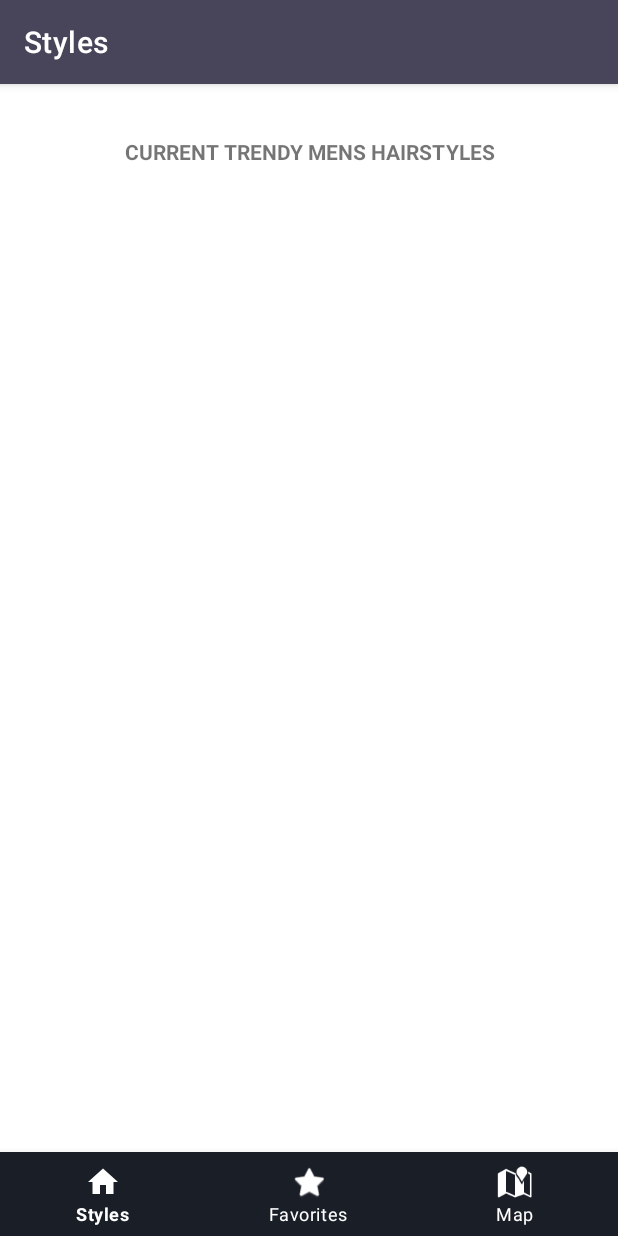
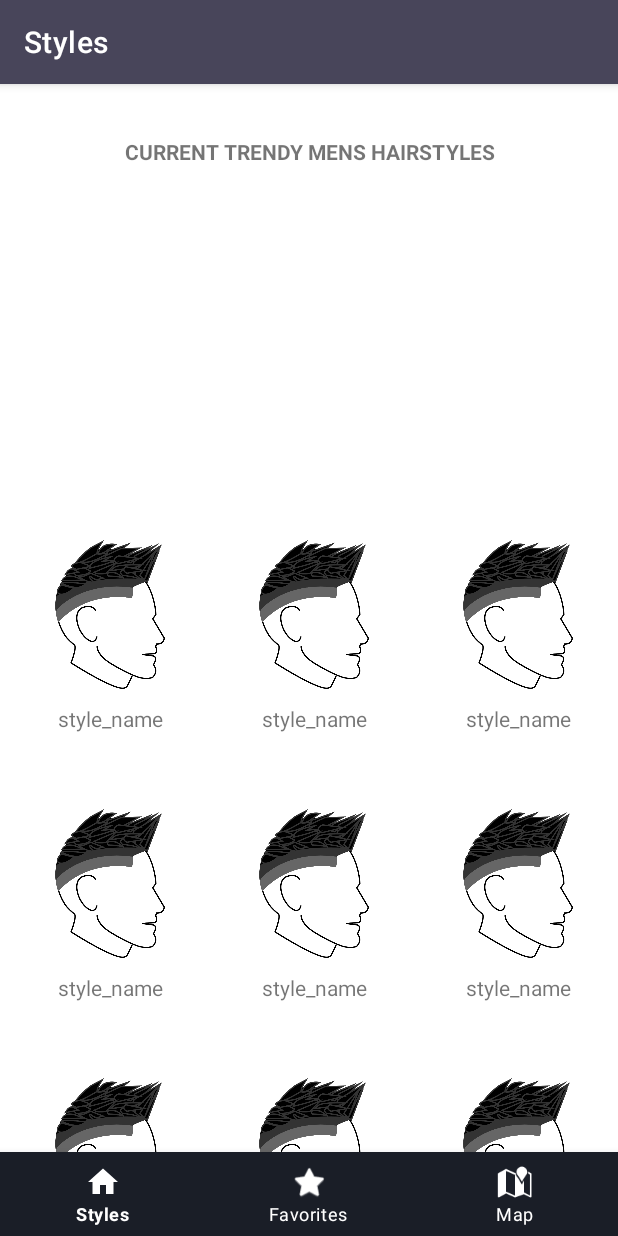
Before and after one commit to tyleraguirre/hair-style-app, an Android app: the screen it shows after launch (MainActivity), on a phone screen of 412 x 824 dp. Run offline under Robolectric (Android 15) with nearby library versions, the light colour scheme and no system bars; our stand-ins replace Firebase (no records; nobody signed in at launch, a user with empty details on screens opened directly), Room's generated code, data binding, navigation-ui; 2 statements that could not run were skipped.

Commit message:
have the style names showing in the recyclerview

```diff
--- a/app/src/main/java/com/example/haircutapp/MainActivity.kt
+++ b/app/src/main/java/com/example/haircutapp/MainActivity.kt
@@ -1,41 +1,24 @@
 package com.example.haircutapp
 
 import android.os.Bundle
-import android.util.Log
 import androidx.appcompat.app.AppCompatActivity
-import androidx.lifecycle.lifecycleScope
 import androidx.navigation.findNavController
 import androidx.navigation.ui.AppBarConfiguration
 import androidx.navigation.ui.setupActionBarWithNavController
 import androidx.navigation.ui.setupWithNavController
 import com.example.haircutapp.databinding.ActivityMainBinding
-import com.example.haircutapp.gson.RetroFitInstance
-import com.example.haircutapp.hairstylesdatabase.Hairstyle
-import com.example.haircutapp.hairstylesdatabase.HairstyleDao
 import com.example.haircutapp.hairstylesdatabase.HairstyleDatabase
 import com.google.android.material.bottomnavigation.BottomNavigationView
-import com.google.firebase.database.DatabaseReference
-import com.google.firebase.database.FirebaseDatabase
-import com.google.firebase.database.GenericTypeIndicator
-import com.google.firebase.database.ktx.getValue
-import kotlinx.coroutines.launch
 
 
 class MainActivity : AppCompatActivity() {
-
-    private lateinit var database: DatabaseReference
-
-    companion object {
-        const val TAG = "MainActivity"
-    }
-
 
     private lateinit var binding: ActivityMainBinding
 
     override fun onCreate(savedInstanceState: Bundle?) {
         super.onCreate(savedInstanceState)
 
-        getDatabase()
+//        forceDatabaseInit()
 
         binding = ActivityMainBinding.inflate(layoutInflater)
         setContentView(binding.root)
@@ -55,40 +38,12 @@
         setupActionBarWithNavController(navController, appBarConfiguration)
         navView.setupWithNavController(navController)
 
-        readData()
-        fetchDataAndStore()
 
-    }
-    fun fetchDataAndStore() {
-        val styleList = listOf("broflow","buzzcut","caesarcut","combover","crewcut","fade","fauxhawk","fringe","manbun","pompadour",
-        "quiff","topknot","undercut")
-
-        database = FirebaseDatabase.getInstance("https://hairstyle-api-e5fc7-default-rtdb.firebaseio.com/").getReference("hairstyles")
-
-        var hairstylesList = mutableListOf<Hairstyle>()
-
-        for (style in styleList) {
-            database.child("$style").get().addOnSuccessListener { data ->
-                var keys = data.key
-                data.value
-                data.toString()
-                keys.toString()
-                Log.i("TEST","$data")
-               val myObject = data.getValue(Hairstyle::class.java)
-                Log.i("$TAG", "this is the $myObject")
-            }
-        }
-        forceDatabaseInit()
+//        readData()
+//        fetchDataAndStore()
     }
 
-
     fun forceDatabaseInit() {
-        val db = HairstyleDatabase.getInstance(this)
-
-        val data = readData()
-
-        lifecycleScope.launch {
-            db.HairstyleDao.insert(data)
-        }
-        }
+        val db = HairstyleDatabase
     }
+}
--- a/app/src/main/java/com/example/haircutapp/ui/styles/StylesAdapter.kt
+++ b/app/src/main/java/com/example/haircutapp/ui/styles/StylesAdapter.kt
@@ -35,14 +35,14 @@
             var item = getItem(position)
 
             binding.mainLayout.setOnClickListener {
-                viewModel.setHairstyle(item)
+//                viewModel.setHairstyle(item)
             }
 
             var styleName = binding.styleName
             var styleImage = binding.styleImage
 
             styleName.text = item.styleName
-//            styleImage.setImageResource(item.styleImage)
+//            styleImage.setImageResource(item.styleImage!!)
 
 
         }
--- a/app/src/main/java/com/example/haircutapp/ui/styles/StylesFragment.kt
+++ b/app/src/main/java/com/example/haircutapp/ui/styles/StylesFragment.kt
@@ -36,6 +36,10 @@
         val viewModelFactory = StylesViewModelFactory(dataSource, application)
         viewModel = ViewModelProvider(this, viewModelFactory).get(StylesViewModel::class.java)
 
+        val manager = GridLayoutManager(activity, 3)
+
+        val adapter = StylesAdapter(viewModel)
+
 
         viewModel.selectedStyle.observe(viewLifecycleOwner, Observer {
             it?.let { hairstyle ->
@@ -46,9 +50,11 @@
             }
         })
 
-        val manager = GridLayoutManager(activity, 3)
+        viewModel.hairstylesList.observe(viewLifecycleOwner, Observer { hairstyleList ->
+            adapter.submitList(hairstyleList)
+        })
 
-        val adapter = StylesAdapter(viewModel)
+
 
         binding.stylesRecyclerview.layoutManager = manager
 
--- a/app/src/main/java/com/example/haircutapp/ui/styles/StylesViewModel.kt
+++ b/app/src/main/java/com/example/haircutapp/ui/styles/StylesViewModel.kt
@@ -1,6 +1,7 @@
 package com.example.haircutapp.ui.styles
 
 import android.app.Application
+import android.util.Log
 import androidx.lifecycle.AndroidViewModel
 import androidx.lifecycle.LiveData
 import androidx.lifecycle.MutableLiveData
@@ -10,12 +11,16 @@
 import com.example.haircutapp.hairstylesdatabase.HairstyleDatabase
 import kotlinx.coroutines.*
 import com.example.haircutapp.hairstylesdatabase.Hairstyle
+import com.google.firebase.database.DatabaseReference
+import com.google.firebase.database.FirebaseDatabase
 
 class StylesViewModel(
     val database: HairstyleDao,
     application: Application) : ViewModel() {
 
     private var viewModelJob = Job()
+
+    private var allHairstylesList = mutableListOf<Hairstyle>()
 
     private val uiScope = CoroutineScope(Dispatchers.Main + viewModelJob)
 
@@ -26,6 +31,10 @@
     private val _arrayOfStyles = MutableLiveData<List<Hairstyle?>>()
     val arrayOfStyles: LiveData<List<Hairstyle?>>
         get() = _arrayOfStyles
+
+    init {
+        fetchDataAndStore()
+    }
 
 
     fun navigationComplete() {
@@ -45,22 +54,63 @@
         }
     }
 
-    init {
-//        onStartTracking(StylesObject.listOfHairStyles)
+    //    private val reference: MainActivity()
+    private lateinit var fbdatabase: DatabaseReference
+
+    private val _hairstylesList = MutableLiveData<List<Hairstyle>>()
+    val hairstylesList: LiveData<List<Hairstyle>>
+        get() = _hairstylesList
+
+    companion object {
+        val TAG = "TAG"
     }
 
-    fun onStartTracking(data: List<Hairstyle>) {
-        uiScope.launch {
+    fun fetchDataAndStore() {
+        val styleList = listOf(
+            "broflow",
+            "buzzcut",
+            "caesarcut",
+            "combover",
+            "crewcut",
+            "fade",
+            "fauxhawk",
+            "fringe",
+            "manbun",
+            "pompadour",
+            "quiff",
+            "topknot",
+            "undercut"
+        )
 
-           data.forEach { hairstyle ->
-               insert(hairstyle)
-           }
+        fbdatabase =
+            FirebaseDatabase.getInstance("https://hairstyle-api-e5fc7-default-rtdb.firebaseio.com/")
+                .getReference("hairstyles")
 
-//            _selectedStyle.value = getStyleFromDataBase()
+
+        for (style in styleList) {
+            fbdatabase.child("$style").get().addOnSuccessListener { data ->
+                var keys = data.key
+                data.value
+                data.toString()
+                keys.toString()
+//                Log.i("${TAG}", "$data")
+                val myObject = data.getValue(Hairstyle::class.java)
+                val styleName = myObject?.styleName
+                val imagesOfStyle = myObject?.imagesOfStyle
+                val aboutStyle = myObject?.aboutStyle
+                var hairstyle = Hairstyle(0, styleName!!, null, aboutStyle!!, imagesOfStyle!!)
+                processData(hairstyle)
+//                Log.i("MainActivity", "this is the $myObject")
+            }
         }
     }
-
-    fun setHairstyle(hairstyle: Hairstyle) {
-        _selectedStyle.value = hairstyle
+    fun processData(hairstyle: Hairstyle) {
+        allHairstylesList.add(hairstyle)
+        passToLiveData()
+    }
+    fun passToLiveData() {
+        _hairstylesList.value = allHairstylesList
     }
 }
+
+//DataSnapshot { key = broflow, value = {aboutStyle=https://en.wikipedia.org/wiki/Wings_(haircut), styleName=Bro Flow, imagesOfStyle=https://www.pinterest.com/bartogilvie/bro-flow-hairstyles-men/} }
```
